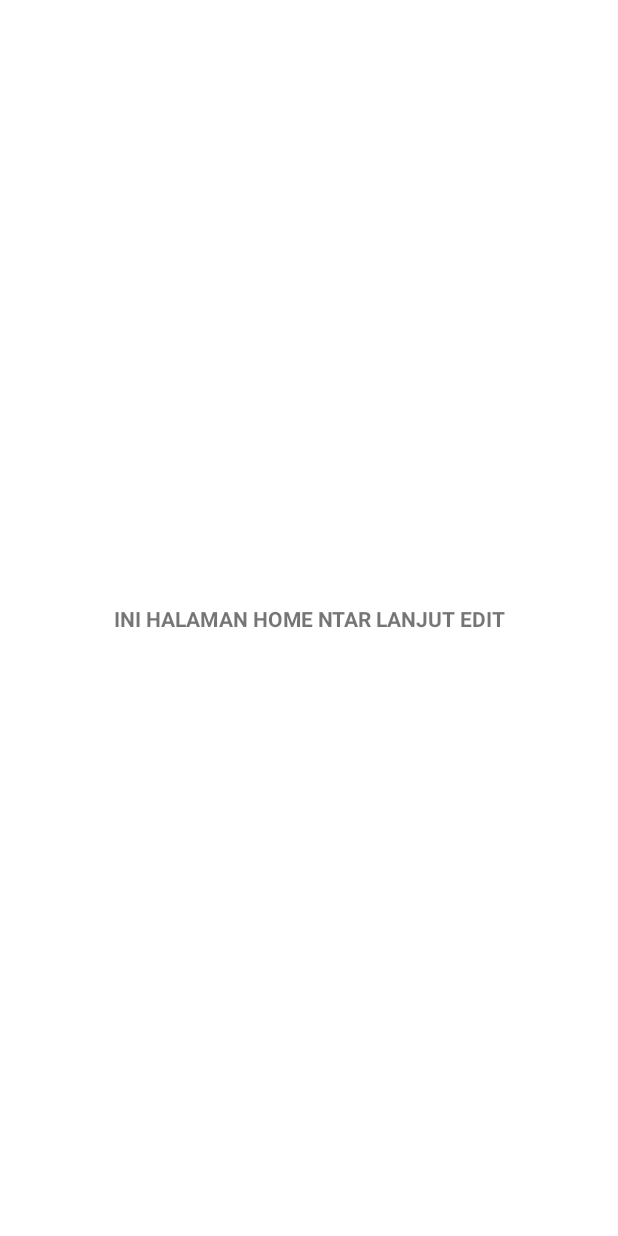
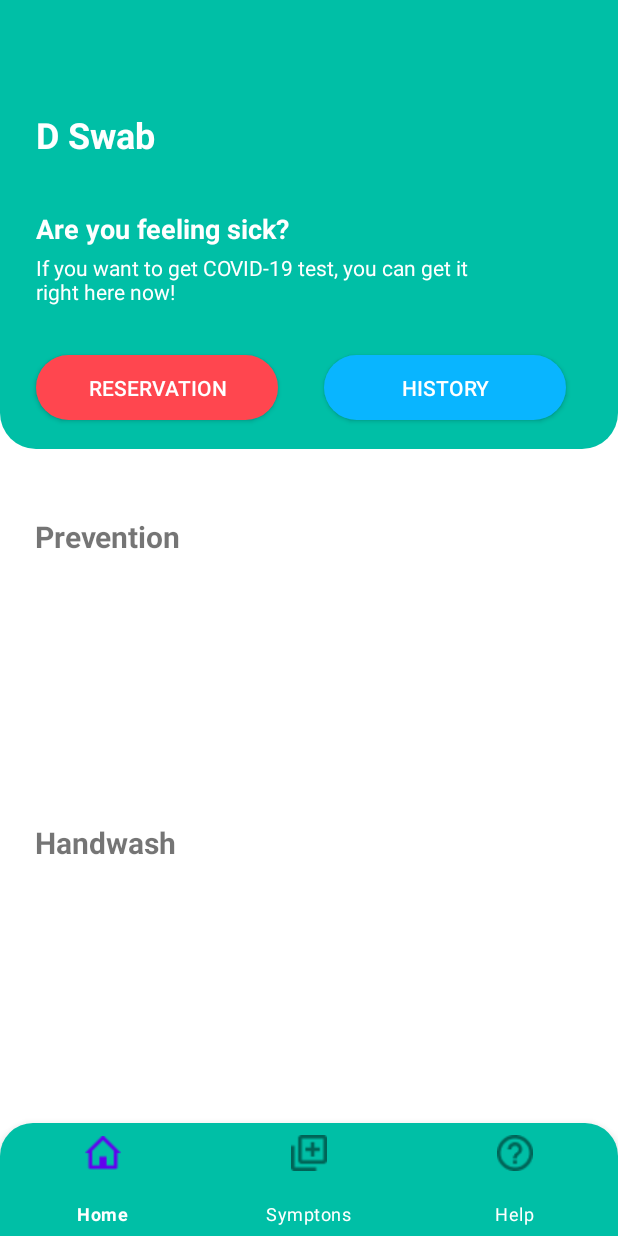
Before and after one commit to ArlPrima/DSwab, an Android app: the home screen opened directly, with no data from a screen before it, on a phone screen of 412 x 824 dp. Run offline under Robolectric (Android 15) with nearby library versions, the phone set to English and light mode, and no system bars.

Commit message:
update fragmen home and template fragment for symptomps and help fragmen

```diff
--- /dev/null
+++ b/app/src/main/java/com/example/dswap/HelpFragment.kt
@@ -0,0 +1,32 @@
+package com.example.dswap
+
+import android.os.Bundle
+import androidx.fragment.app.Fragment
+import android.view.LayoutInflater
+import android.view.View
+import android.view.ViewGroup
+import android.widget.*
+
+
+
+/**
+ * A simple [Fragment] subclass.
+ * Use the [HelpFragment.newInstance] factory method to
+ * create an instance of this fragment.
+ */
+class HelpFragment : Fragment() {
+
+
+    override fun onCreateView(
+        inflater: LayoutInflater, container: ViewGroup?,
+        savedInstanceState: Bundle?
+    ): View? {
+        // Inflate the layout for this fragment
+        return inflater.inflate(R.layout.fragment_help, container, false)
+    }
+    override fun onViewCreated(view: View, savedInstanceState: Bundle?) {
+        super.onViewCreated(view, savedInstanceState)
+    }
+
+
+}
--- /dev/null
+++ b/app/src/main/java/com/example/dswap/SymptomsFragment.kt
@@ -0,0 +1,30 @@
+package com.example.dswap
+
+import android.os.Bundle
+import androidx.fragment.app.Fragment
+import android.view.LayoutInflater
+import android.view.View
+import android.view.ViewGroup
+import android.widget.*
+
+
+
+/**
+ * A simple [Fragment] subclass.
+ * Use the [SymptomsFragment.newInstance] factory method to
+ * create an instance of this fragment.
+ */
+class SymptomsFragment : Fragment() {
+
+    override fun onCreateView(
+        inflater: LayoutInflater, container: ViewGroup?,
+        savedInstanceState: Bundle?
+    ): View? {
+        // Inflate the layout for this fragment
+        return inflater.inflate(R.layout.fragment_symptoms, container, false)
+    }
+    override fun onViewCreated(view: View, savedInstanceState: Bundle?) {
+        super.onViewCreated(view, savedInstanceState)
+    }
+
+}
--- a/app/src/main/java/com/example/dswap/home.kt
+++ b/app/src/main/java/com/example/dswap/home.kt
@@ -2,10 +2,37 @@ package com.example.dswap
 
 import androidx.appcompat.app.AppCompatActivity
 import android.os.Bundle
+import android.os.SystemClock
+import android.widget.Button
+import androidx.fragment.app.Fragment
+import com.google.android.material.bottomnavigation.BottomNavigationView
 
 class home : AppCompatActivity() {
     override fun onCreate(savedInstanceState: Bundle?) {
         super.onCreate(savedInstanceState)
         setContentView(R.layout.activity_home)
+        val home     = homeFragment()
+        val symtomps = SymptomsFragment()
+        val help     = HelpFragment()
+        val navbtn = findViewById(R.id.bottomNavigationView) as BottomNavigationView
+        CurrentFragmentSet(home)
+
+        navbtn.setOnNavigationItemSelectedListener {
+            when(it.itemId){
+                R.id.home -> CurrentFragmentSet(home)
+                R.id.symptoms -> CurrentFragmentSet(symtomps)
+                R.id.help -> CurrentFragmentSet(help)
+            }
+            true
+        }
+
+
+    }
+
+    private fun CurrentFragmentSet(fragment:Fragment){
+        supportFragmentManager.beginTransaction().apply {
+            replace(R.id.flFragment, fragment)
+            commit()
+        }
     }
 }
--- /dev/null
+++ b/app/src/main/java/com/example/dswap/homeFragment.kt
@@ -0,0 +1,34 @@
+package com.example.dswap
+
+import android.os.Bundle
+import androidx.fragment.app.Fragment
+import android.view.LayoutInflater
+import android.view.View
+import android.view.ViewGroup
+import android.widget.*
+
+// TODO: Rename parameter arguments, choose names that match
+// the fragment initialization parameters, e.g. ARG_ITEM_NUMBER
+
+/**
+ * A simple [Fragment] subclass.
+ * Use the [homeFragment.newInstance] factory method to
+ * create an instance of this fragment.
+ */
+class homeFragment : Fragment() {
+
+
+    override fun onCreateView(
+        inflater: LayoutInflater, container: ViewGroup?,
+        savedInstanceState: Bundle?
+    ): View? {
+        // Inflate the layout for this fragment
+        return inflater.inflate(R.layout.fragment_home, container, false)
+    }
+
+    override fun onViewCreated(view: View, savedInstanceState: Bundle?) {
+        super.onViewCreated(view, savedInstanceState)
+    }
+
+
+}
--- /dev/null
+++ b/app/src/main/res/drawable-v24/home_header.xml
@@ -0,0 +1,9 @@
+<?xml version="1.0" encoding="utf-8"?>
+<shape xmlns:android="http://schemas.android.com/apk/res/android">
+    <solid android:color="#00BFA6"/>
+    <corners
+        android:bottomLeftRadius="24dp"
+        android:bottomRightRadius="24dp"
+        />
+
+</shape>
--- /dev/null
+++ b/app/src/main/res/drawable/bottom_nav_rounded.xml
@@ -0,0 +1,8 @@
+<?xml version="1.0" encoding="utf-8"?>
+<shape xmlns:android="http://schemas.android.com/apk/res/android">
+        <solid android:color="#00BFA6"/>
+        <corners
+            android:topLeftRadius="22dp"
+            android:topRightRadius="22dp"
+            />
+</shape>
--- /dev/null
+++ b/app/src/main/res/drawable/rounded_btn_historyhome.xml
@@ -0,0 +1,5 @@
+<?xml version="1.0" encoding="utf-8"?>
+<shape xmlns:android="http://schemas.android.com/apk/res/android">
+    <solid android:color="#09B5FF"/>
+    <corners android:radius="38dp"/>
+</shape>
--- /dev/null
+++ b/app/src/main/res/drawable/rounded_btn_resevevationhome.xml
@@ -0,0 +1,5 @@
+<?xml version="1.0" encoding="utf-8"?>
+<shape xmlns:android="http://schemas.android.com/apk/res/android">
+    <solid android:color="#FF464F"/>
+    <corners android:radius="38dp"/>
+</shape>
--- a/app/src/main/res/layout/activity_home.xml
+++ b/app/src/main/res/layout/activity_home.xml
@@ -6,15 +6,25 @@
     android:layout_height="match_parent"
     tools:context=".home">
 
-    <TextView
-        android:id="@+id/textView3"
-        android:layout_width="wrap_content"
-        android:layout_height="wrap_content"
-        android:text="INI HALAMAN HOME NTAR LANJUT EDIT"
-        app:layout_constraintBottom_toBottomOf="parent"
+    <FrameLayout
+        android:id="@+id/flFragment"
+        android:layout_width="match_parent"
+        android:layout_height="0dp"
+        app:layout_constraintBottom_toTopOf="@+id/bottomNavigationView"
         app:layout_constraintEnd_toEndOf="parent"
         app:layout_constraintHorizontal_bias="0.5"
         app:layout_constraintStart_toStartOf="parent"
-        app:layout_constraintTop_toTopOf="parent"
-        android:textStyle="bold"/>
+        app:layout_constraintTop_toTopOf="parent" />
+
+    <com.google.android.material.bottomnavigation.BottomNavigationView
+        android:id="@+id/bottomNavigationView"
+        android:background="@drawable/bottom_nav_rounded"
+        android:layout_width="match_parent"
+        android:layout_height="75dp"
+        app:layout_constraintBottom_toBottomOf="parent"
+        app:layout_constraintEnd_toEndOf="parent"
+        app:layout_constraintHorizontal_bias="0.0"
+        app:layout_constraintStart_toStartOf="parent"
+        app:itemTextColor="#ffffff"
+        app:menu="@menu/nav_menu_first" />
 </androidx.constraintlayout.widget.ConstraintLayout>
--- /dev/null
+++ b/app/src/main/res/layout/fragment_help.xml
@@ -0,0 +1,19 @@
+<?xml version="1.0" encoding="utf-8"?>
+<androidx.constraintlayout.widget.ConstraintLayout xmlns:android="http://schemas.android.com/apk/res/android"
+    xmlns:app="http://schemas.android.com/apk/res-auto"
+    xmlns:tools="http://schemas.android.com/tools"
+    android:layout_width="match_parent"
+    android:layout_height="match_parent"
+    tools:context=".HelpFragment">
+
+    <TextView
+        android:layout_width="wrap_content"
+        android:layout_height="wrap_content"
+        android:text="Fragment Help"
+        app:layout_constraintBottom_toBottomOf="parent"
+        app:layout_constraintEnd_toEndOf="parent"
+        app:layout_constraintHorizontal_bias="0.5"
+        app:layout_constraintStart_toStartOf="parent"
+        app:layout_constraintTop_toTopOf="parent" />
+
+</androidx.constraintlayout.widget.ConstraintLayout>
--- /dev/null
+++ b/app/src/main/res/layout/fragment_home.xml
@@ -0,0 +1,106 @@
+<?xml version="1.0" encoding="utf-8"?>
+<androidx.constraintlayout.widget.ConstraintLayout xmlns:android="http://schemas.android.com/apk/res/android"
+    xmlns:app="http://schemas.android.com/apk/res-auto"
+    xmlns:tools="http://schemas.android.com/tools"
+    android:layout_width="match_parent"
+    android:layout_height="match_parent"
+    tools:context=".homeFragment">
+
+    <View
+        android:id="@+id/header"
+        android:layout_width="0dp"
+        android:layout_height="299dp"
+        android:background="@drawable/home_header"
+        app:layout_constraintEnd_toEndOf="parent"
+        app:layout_constraintHorizontal_bias="1.0"
+        app:layout_constraintStart_toStartOf="parent"
+        app:layout_constraintTop_toTopOf="parent" />
+
+    <TextView
+        android:id="@+id/textView4"
+        android:layout_width="wrap_content"
+        android:layout_height="wrap_content"
+        android:layout_marginStart="24dp"
+        android:layout_marginTop="73dp"
+        android:textSize="24sp"
+        android:text="D Swab"
+        android:textColor="#FFFFFF"
+        android:textStyle="bold"
+        app:layout_constraintStart_toStartOf="parent"
+        app:layout_constraintTop_toTopOf="parent" />
+
+    <TextView
+        android:id="@+id/textView5"
+        android:layout_width="wrap_content"
+        android:layout_height="wrap_content"
+        android:layout_marginStart="24dp"
+        android:layout_marginTop="34dp"
+        android:text="Are you feeling sick?"
+        android:textSize="18sp"
+        android:textColor="#FFFFFF"
+        android:textStyle="bold"
+        app:layout_constraintStart_toStartOf="parent"
+        app:layout_constraintTop_toBottomOf="@+id/textView4" />
+
+    <TextView
+        android:id="@+id/textView6"
+        android:layout_width="301dp"
+        android:layout_height="38dp"
+        android:layout_marginStart="24dp"
+        android:layout_marginTop="4dp"
+        android:textSize="14sp"
+        android:text="If you want to get COVID-19 test, you can get it right here now!"
+        android:textColor="#FFFFFF"
+        app:layout_constraintStart_toStartOf="parent"
+        app:layout_constraintTop_toBottomOf="@+id/textView5" />
+
+    <androidx.appcompat.widget.AppCompatButton
+        android:id="@+id/btnresevation"
+        android:layout_width="161dp"
+        android:layout_height="43dp"
+        android:layout_marginStart="24dp"
+        android:layout_marginTop="30dp"
+        android:text="Reservation"
+        android:textColor="#FFFFFF"
+        android:background="@drawable/rounded_btn_resevevationhome"
+        app:layout_constraintStart_toStartOf="parent"
+        app:layout_constraintTop_toBottomOf="@+id/textView6" />
+
+    <androidx.appcompat.widget.AppCompatButton
+        android:id="@+id/history"
+        android:layout_width="161dp"
+        android:layout_height="43dp"
+        android:layout_marginStart="216dp"
+        android:layout_marginTop="30dp"
+        android:textColor="#FFFFFF"
+        android:background="@drawable/rounded_btn_historyhome"
+        android:text="History"
+        app:layout_constraintStart_toStartOf="parent"
+        app:layout_constraintTop_toBottomOf="@+id/textView6" />
+
+    <TextView
+        android:id="@+id/textView3"
+        android:layout_width="wrap_content"
+        android:layout_height="wrap_content"
+        android:layout_marginStart="23dp"
+        android:text="Prevention"
+        android:textSize="20sp"
+        android:textStyle="bold"
+        app:layout_constraintBottom_toBottomOf="parent"
+        app:layout_constraintStart_toStartOf="parent"
+        app:layout_constraintTop_toBottomOf="@+id/header"
+        app:layout_constraintVertical_bias="0.106" />
+
+    <TextView
+        android:layout_width="wrap_content"
+        android:layout_height="wrap_content"
+        android:layout_marginStart="23dp"
+        android:text="Handwash"
+        android:textSize="20sp"
+        android:textStyle="bold"
+        app:layout_constraintBottom_toBottomOf="parent"
+        app:layout_constraintStart_toStartOf="parent"
+        app:layout_constraintTop_toBottomOf="@+id/textView3"
+        app:layout_constraintVertical_bias="0.504" />
+
+</androidx.constraintlayout.widget.ConstraintLayout>
--- /dev/null
+++ b/app/src/main/res/layout/fragment_symptoms.xml
@@ -0,0 +1,20 @@
+<?xml version="1.0" encoding="utf-8"?>
+<androidx.constraintlayout.widget.ConstraintLayout xmlns:android="http://schemas.android.com/apk/res/android"
+    xmlns:app="http://schemas.android.com/apk/res-auto"
+    xmlns:tools="http://schemas.android.com/tools"
+    android:layout_width="match_parent"
+    android:layout_height="match_parent"
+    tools:context=".SymptomsFragment">
+
+
+    <TextView
+        android:layout_width="wrap_content"
+        android:layout_height="wrap_content"
+        android:text="Fragment Sympoms (gejala)"
+        app:layout_constraintBottom_toBottomOf="parent"
+        app:layout_constraintEnd_toEndOf="parent"
+        app:layout_constraintHorizontal_bias="0.5"
+        app:layout_constraintStart_toStartOf="parent"
+        app:layout_constraintTop_toTopOf="parent" />
+
+</androidx.constraintlayout.widget.ConstraintLayout>
--- /dev/null
+++ b/app/src/main/res/menu/nav_menu_first.xml
@@ -0,0 +1,15 @@
+<?xml version="1.0" encoding="utf-8"?>
+<menu xmlns:android="http://schemas.android.com/apk/res/android">
+    <item
+        android:id="@+id/home"
+        android:icon="@drawable/union"
+        android:title="Home" />
+    <item
+        android:id="@+id/symptoms"
+        android:icon="@drawable/add_to_queue"
+        android:title="Symptons" />
+    <item
+        android:id="@+id/help"
+        android:icon="@drawable/help_circle_outline"
+        android:title="Help" />
+</menu>
```
Also changed, not shown: app/src/main/res/drawable/add_to_queue.png (added), app/src/main/res/drawable/help_circle_outline.png (added), app/src/main/res/drawable/union.png (added).
